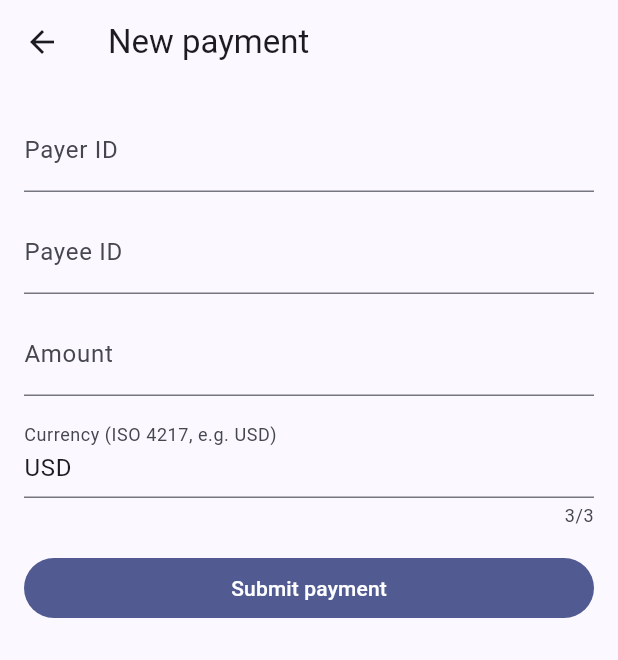
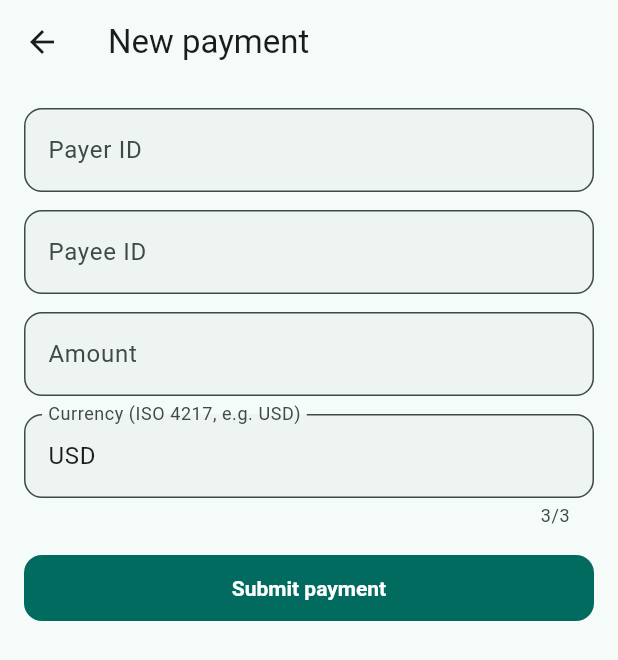
Before and after one commit to gkiepuszewski/payment-compliance-saga-orchestrator, a Flutter app: the screen it shows after launch, after a tap on "New payment", on a phone screen of 412 x 824 dp. Shown: the top 660 px of the screen. Run offline on Flutter 3.47's test engine with Material 3 defaults, Android fonts, the phone set to English and light mode, and no system bars; network calls fail.

Commit message:
changed theme

```diff
--- a/payment-app/lib/main.dart
+++ b/payment-app/lib/main.dart
@@ -1,6 +1,7 @@
 import 'package:flutter/material.dart';
 
 import 'screens/payments_list_screen.dart';
+import 'theme.dart';
 
 void main() {
   runApp(const PaymentApp());
@@ -13,7 +14,10 @@ class PaymentApp extends StatelessWidget {
   Widget build(BuildContext context) {
     return MaterialApp(
       title: 'Payment App',
-      theme: ThemeData(colorScheme: ColorScheme.fromSeed(seedColor: Colors.indigo)),
+      debugShowCheckedModeBanner: false,
+      theme: AppTheme.light(),
+      darkTheme: AppTheme.dark(),
+      themeMode: ThemeMode.system,
       home: const PaymentsListScreen(),
     );
   }
--- /dev/null
+++ b/payment-app/lib/theme.dart
@@ -0,0 +1,71 @@
+import 'package:flutter/material.dart';
+
+/// Centralizes the look & feel so screens/widgets don't hard-code colors,
+/// shapes, or spacing - change the brand seed color here and the whole app
+/// (buttons, cards, chips, app bar) follows.
+class AppTheme {
+  AppTheme._();
+
+  static const Color _seedColor = Color(0xFF00695C); // teal 800 - a calmer,
+  // less generic choice than Flutter's default indigo for a fintech PoC.
+
+  static ThemeData light() => _themeFrom(Brightness.light);
+
+  static ThemeData dark() => _themeFrom(Brightness.dark);
+
+  static ThemeData _themeFrom(Brightness brightness) {
+    final colorScheme = ColorScheme.fromSeed(
+      seedColor: _seedColor,
+      brightness: brightness,
+    );
+    return ThemeData(
+      useMaterial3: true,
+      colorScheme: colorScheme,
+      scaffoldBackgroundColor: colorScheme.surface,
+      appBarTheme: AppBarTheme(
+        backgroundColor: colorScheme.surface,
+        foregroundColor: colorScheme.onSurface,
+        elevation: 0,
+        scrolledUnderElevation: 2,
+        centerTitle: false,
+      ),
+      cardTheme: CardThemeData(
+        elevation: 1,
+        shape: RoundedRectangleBorder(borderRadius: BorderRadius.circular(16)),
+        margin: const EdgeInsets.symmetric(horizontal: 16, vertical: 8),
+      ),
+      filledButtonTheme: FilledButtonThemeData(
+        style: FilledButton.styleFrom(
+          padding: const EdgeInsets.symmetric(vertical: 14),
+          shape: RoundedRectangleBorder(borderRadius: BorderRadius.circular(12)),
+          textStyle: const TextStyle(fontWeight: FontWeight.w600),
+        ),
+      ),
+      outlinedButtonTheme: OutlinedButtonThemeData(
+        style: OutlinedButton.styleFrom(
+          padding: const EdgeInsets.symmetric(vertical: 14),
+          shape: RoundedRectangleBorder(borderRadius: BorderRadius.circular(12)),
+          textStyle: const TextStyle(fontWeight: FontWeight.w600),
+        ),
+      ),
+      textButtonTheme: TextButtonThemeData(
+        style: TextButton.styleFrom(
+          shape: RoundedRectangleBorder(borderRadius: BorderRadius.circular(12)),
+        ),
+      ),
+      chipTheme: ChipThemeData(
+        labelStyle: const TextStyle(fontWeight: FontWeight.bold, color: Colors.white),
+        shape: RoundedRectangleBorder(borderRadius: BorderRadius.circular(8)),
+        side: BorderSide.none,
+      ),
+      inputDecorationTheme: InputDecorationTheme(
+        border: OutlineInputBorder(borderRadius: BorderRadius.circular(12)),
+        filled: true,
+        fillColor: colorScheme.surfaceContainerHighest.withValues(alpha: 0.3),
+      ),
+      floatingActionButtonTheme: FloatingActionButtonThemeData(
+        shape: RoundedRectangleBorder(borderRadius: BorderRadius.circular(16)),
+      ),
+    );
+  }
+}
```
